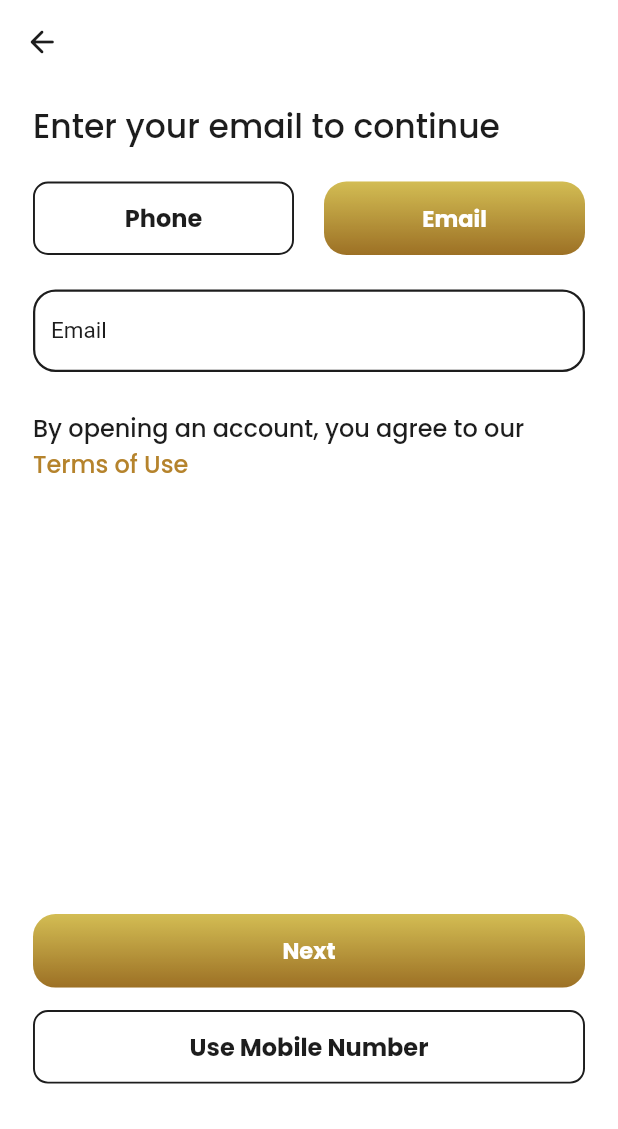
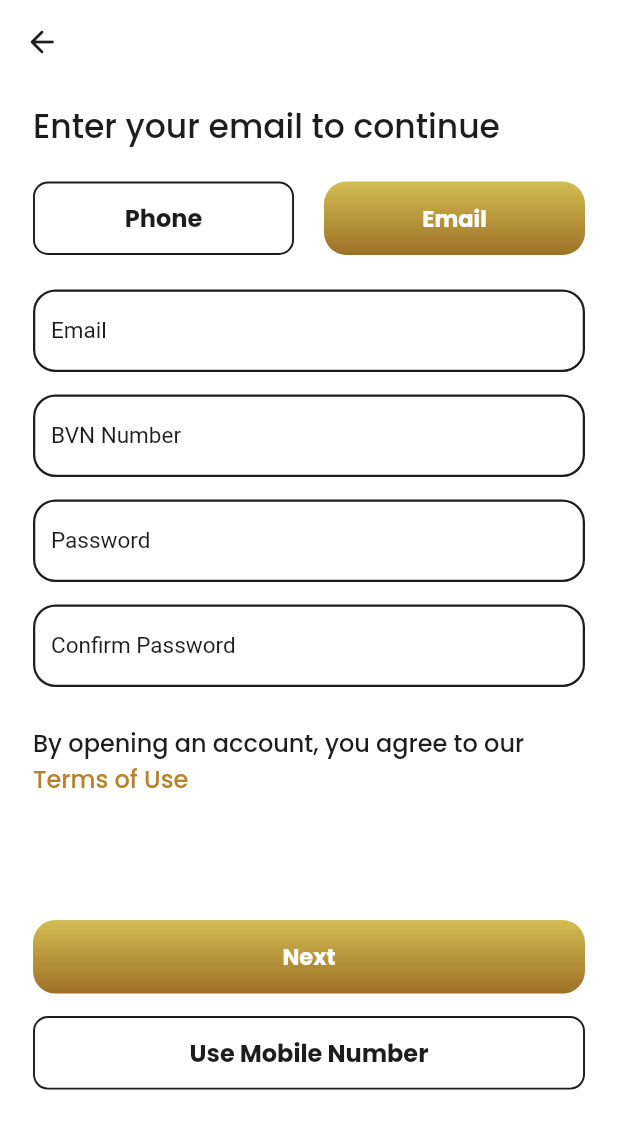
Before and after one commit to DevenAndroid/zip, a Flutter app: the MobileNumberScreen screen opened directly with empty values, after a tap on "Email", on a phone screen of 412 x 824 dp. Shown: the top 1129 px of the screen. Run offline on Flutter 3.47's test engine with Material 2 defaults, Android fonts, the phone set to English and light mode, and no system bars; our stand-ins replace carousel_slider, country_code_picker, dotted_line, flutter_svg, fluttertoast, form_field_validator and 8 more; accounts and stored records are empty.

Commit message:
piyush 27-06-2023

```diff
--- a/lib/screens/enterMobileno.dart
+++ b/lib/screens/enterMobileno.dart
@@ -13,6 +13,7 @@ import 'package:zip/widgets/common_colour.dart';
 import '../models/registor_model.dart';
 import '../repository/mobile_no_otp_repo.dart';
 import '../resourses/api_constant.dart';
+import '../widgets/common_textfield.dart';
 
 class MobileNumberScreen extends StatefulWidget {
   const MobileNumberScreen({Key? key}) : super(key: key);
@@ -29,6 +30,8 @@ class _MobileNumberScreenState extends State<MobileNumberScreen> {
 
   Rx<ModelCommonResponse> login = ModelCommonResponse().obs;
   TextEditingController mobileNoController = TextEditingController();
+  TextEditingController nopasswordController = TextEditingController();
+  TextEditingController noconfirmPasswordController = TextEditingController();
   var initStateBlank = Get.arguments[0];
   final formKey4 = GlobalKey<FormState>();
   Login() {
@@ -206,6 +209,19 @@ class _MobileNumberScreenState extends State<MobileNumberScreen> {
                           ),
                         ),
                       ),
+                      SizedBox(height: 15,),
+                      CommonTextfield(
+                        validator: MultiValidator([
+                        RequiredValidator(
+                        errorText:
+                        'Please enter your password '),])
+,
+                        controller: nopasswordController,obSecure: false, labelText: "Password", hintText: 'Password',),
+                      SizedBox(height: 15,),
+                      CommonTextfield( validator: MultiValidator([
+                        RequiredValidator(
+                            errorText:
+                            'Please enter your Confirm password '),]),controller: noconfirmPasswordController,obSecure: false, labelText: "Confirm Password", hintText: 'Confirm Password',),
                       SizedBox(height: 25,),
                       Padding(
                         padding: const EdgeInsets.only(left: 10.0,right: 10),
@@ -227,7 +243,7 @@ class _MobileNumberScreenState extends State<MobileNumberScreen> {
                               fontWeight: FontWeight.w500),
                         ),
                       ),
-                      SizedBox(height:size.height*.35,),
+                      SizedBox(height:size.height*.14,),
 
                       InkWell(
                           onTap: (){
--- a/lib/screens/enter_email.dart
+++ b/lib/screens/enter_email.dart
@@ -28,6 +28,9 @@ class _EmailScreenState extends State<EmailScreen> {
 
   Rx<ModelCommonResponse> login = ModelCommonResponse().obs;
   TextEditingController emailNoController = TextEditingController();
+  TextEditingController BVNController = TextEditingController();
+  TextEditingController passwordController = TextEditingController();
+  TextEditingController confirmPasswordController = TextEditingController();
   final formKey3 = GlobalKey<FormState>();
   emailLogin() {
     if (formKey3.currentState!.validate()) {
@@ -137,7 +140,22 @@ class _EmailScreenState extends State<EmailScreen> {
                          return 'Please type a valid email address';
                        }
                      },
-                     controller: emailNoController,obSecure: false, hintText: "",labelText: "Email",),
+                     controller: emailNoController,obSecure: false, hintText: "pkp@gmail.com",labelText: "Email",),
+                      SizedBox(height: 15,),
+                      CommonTextfield(validator: MultiValidator([
+                        RequiredValidator(
+                            errorText:
+                            'Please enter your BVN number '),]),controller: BVNController,obSecure: false, labelText: "BVN Number", hintText: 'BVN Number',),
+                      SizedBox(height: 15,),
+                      CommonTextfield(validator: MultiValidator([
+                        RequiredValidator(
+                            errorText:
+                            'Please enter your password '),]),controller: passwordController,obSecure: false, labelText: "Password", hintText: 'Password',),
+                      SizedBox(height: 15,),
+                      CommonTextfield(validator: MultiValidator([
+                        RequiredValidator(
+                            errorText:
+                            'Please enter your confirm password '),]),controller: confirmPasswordController,obSecure: false, labelText: "Confirm Password", hintText: 'Confirm Password',),
                       SizedBox(height: 25,),
                       Padding(
                         padding: const EdgeInsets.only(left: 10.0,right: 10),
@@ -159,7 +177,7 @@ class _EmailScreenState extends State<EmailScreen> {
                               fontWeight: FontWeight.w500),
                         ),
                       ),
-                      SizedBox(height:size.height*.35,),
+                      SizedBox(height:size.height*.1,),
 
                       InkWell(
                           onTap: (){
```
Also changed, not shown: lib/routers/my_routers.dart (+3 -10 lines), lib/screens/bottomnav_bar.dart (+24 -10 lines), pubspec.lock.
